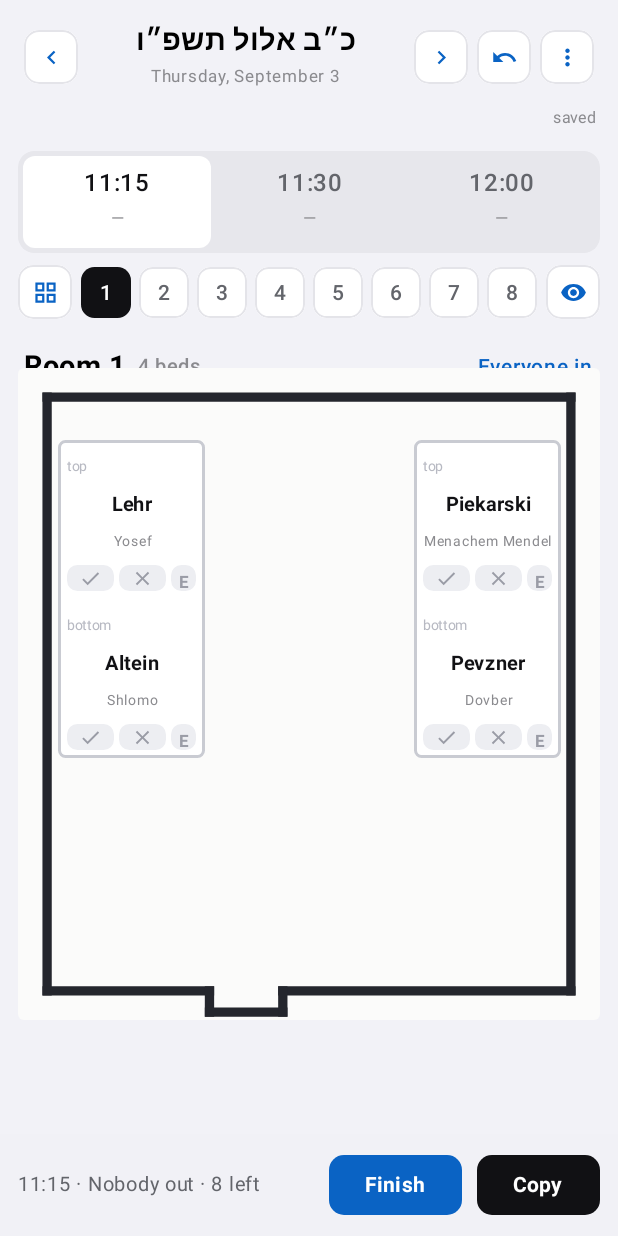
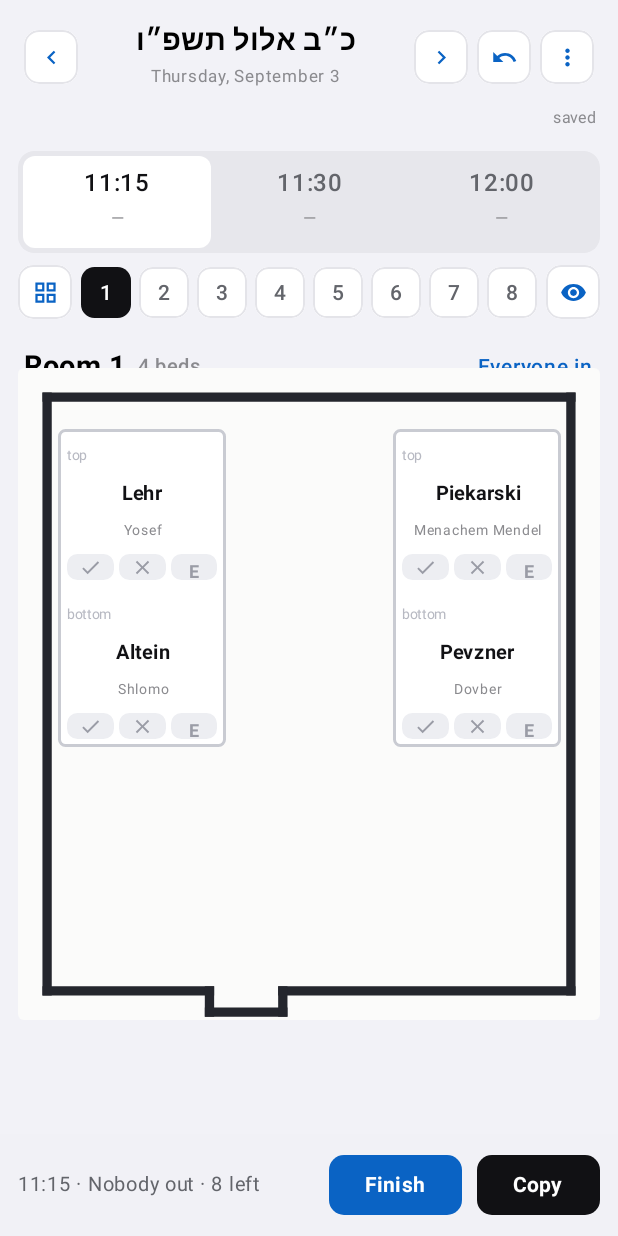
Before and after one commit to yechezkelbinstok-dev/room-check, an Android app built with Jetpack Compose: the screen it shows after launch (MainActivity), on a phone screen of 412 x 824 dp. Run offline under Robolectric (Android 15) with nearby library versions, the phone set to English and light mode, and no system bars.

Commit message:
One bed size everywhere; size the mark buttons to fit
Two real bugs, both from hardcoded sizes that were never checked against
the space they had.

Buttons: three 31dp buttons plus gaps need ~99dp of width. A bed 28 units
wide is ~85dp, ~73dp after padding - so Compose squashed them into
slivers, and clipped the "E" on the wide cards. MarkButtons now measures
its actual width and sizes the buttons (and their icons) to fit, with a
16dp floor. It can no longer produce a squashed or clipped button in any
bed, at any size.

Bed sizes: every bed is the same twin bed, so there is now exactly one
footprint in the whole app - 32x60 - rotated to run along whichever wall
it stands against. A bunk uses the same footprint as a single, because
two mattresses stack vertically and don't take more floor. That removes
the beds that were wider than others and the near-square ones.

Verified: exactly one distinct footprint across all 8 rooms, all 30
people placed, no overlaps, nothing in a doorway, and every slot checked
to have room for its buttons and text.

Co-Authored-By: Claude Opus 5 <noreply@anthropic.com>
Claude-Session: https://claude.ai/code/session_01HXGhh1J6SRgSujPezFKV5y

```diff
--- a/android/app/build.gradle.kts
+++ b/android/app/build.gradle.kts
@@ -12,8 +12,8 @@ android {
         applicationId = "com.roomcheck.app"
         minSdk = 26
         targetSdk = 34
-        versionCode = 5
-        versionName = "1.1.0"
+        versionCode = 6
+        versionName = "1.1.1"
     }
 
     signingConfigs {
--- a/android/app/src/main/kotlin/com/roomcheck/app/data/Roster.kt
+++ b/android/app/src/main/kotlin/com/roomcheck/app/data/Roster.kt
@@ -29,50 +29,58 @@ object Roster {
     )
     val byId: Map<String, Person> = PEOPLE.associateBy { it.id }
 
-    // Bed positions transcribed from the hand-drawn sketch of the actual rooms - the sketch is the
-    // source of truth for which wall each bed sits against and whether it runs across the room or
-    // along it. Coordinates are the room INTERIOR (0-100 wide, 0-112 tall); the renderer insets
-    // this inside the walls so door boxes have room to sit outside the wall like in the sketch.
-    // Rules the sketch enforces: beds are always against a wall, beds parallel to each other are
-    // the same size, and nothing sits in front of the door.
-    private fun bed(x: Float, y: Float, w: Float, h: Float, vararg slots: String) =
-        Bed(x, y, w, h, slots.toList(), row = false)
+    // Every bed is the same twin bed - one footprint, rotated to run along whichever wall it's
+    // against. A bunk is the same footprint as a single: two mattresses stack vertically, they
+    // don't take more floor. So there is exactly one bed size in the whole app, no exceptions.
+    private const val BED_SHORT = 32f   // across the mattress
+    private const val BED_LONG = 60f    // head to foot
 
+    /** Bed standing against the left or right wall - runs up and down the room. */
+    private fun upright(x: Float, y: Float, vararg slots: String) =
+        Bed(x, y, BED_SHORT, BED_LONG, slots.toList(), row = false)
+
+    /** Bed against the top or bottom wall - runs across the room. Same bed, turned 90 degrees. */
+    private fun across(x: Float, y: Float, vararg slots: String) =
+        Bed(x, y, BED_LONG, BED_SHORT, slots.toList(), row = true)
+
+    // Positions follow the hand-drawn sketch: which wall each bed is against, and which beds are
+    // paired. Coordinates are the room INTERIOR (0-100 x 0-112); the renderer insets this inside
+    // the walls so the door box can sit outside them like the sketch draws it.
     val PLAN: List<Room> = listOf(
-        // two bunks facing each other on opposite walls, door on the bottom wall between them
+        // bunks on opposite walls, door on the bottom wall between them
         Room("r1", "Room 1", Door(DoorWall.BOTTOM, 38f), listOf(
-            bed(2f, 8f, 28f, 60f, "p2", "p1"),      // Lehr / Shlomo Altein
-            bed(70f, 8f, 28f, 60f, "p3", "p4"))),   // Piekarski / Pevzner
-        // narrow bunk on the left wall, wide bunk lying across the right of the room
+            upright(2f, 6f, "p2", "p1"),        // Lehr / Shlomo Altein
+            upright(66f, 6f, "p3", "p4"))),     // Piekarski / Pevzner
+        // bunk on the left wall, the other across the top right
         Room("r2", "Room 2", Door(DoorWall.BOTTOM, 85f), listOf(
-            bed(2f, 8f, 26f, 60f, "p8", "p5"),      // Levin / Holtzberg
-            bed(38f, 12f, 60f, 48f, "p7", "p6"))),  // Raices / Stolik
-        // wide single across the top, single down the left wall, bunk on the right wall
+            upright(2f, 6f, "p8", "p5"),        // Levin / Holtzberg
+            across(38f, 4f, "p7", "p6"))),      // Raices / Stolik
+        // single across the top, single down the left wall, bunk on the right wall
         Room("r3", "Room 3", Door(DoorWall.BOTTOM, 70f), listOf(
-            bed(2f, 6f, 58f, 26f, "p10"),           // Hirsch
-            bed(2f, 38f, 26f, 50f, "p9"),           // Heidingsfeld
-            bed(70f, 12f, 28f, 60f, "p11", "p12"))),// Wolfe / Tzfasman
-        // wide single across the top left, single top right, bunk below it on the right wall
+            across(2f, 4f, "p10"),              // Hirsch
+            upright(2f, 44f, "p9"),             // Heidingsfeld
+            upright(66f, 30f, "p11", "p12"))),  // Wolfe / Tzfasman
+        // single across the top left, single down the right wall, bunk across the bottom right
         Room("r4", "Room 4", Door(DoorWall.BOTTOM, 24f), listOf(
-            bed(2f, 6f, 56f, 26f, "p15"),           // Groner
-            bed(68f, 6f, 30f, 28f, "p14"),          // Goldstein
-            bed(68f, 38f, 30f, 56f, "p13", "p16"))),// Dovid Altein / Palace
-        // two bunks on opposite walls, door low on the left wall below them
+            across(2f, 4f, "p15"),              // Groner
+            upright(66f, 4f, "p14"),            // Goldstein
+            across(38f, 76f, "p13", "p16"))),   // Dovid Altein / Palace
+        // bunks on opposite walls, door low on the left wall below them
         Room("r5", "Room 5", Door(DoorWall.LEFT, 82f), listOf(
-            bed(2f, 6f, 28f, 60f, "p20", "p18"),    // Schwei / Browd
-            bed(70f, 6f, 28f, 60f, "p17", "p19"))), // Backman / Flint
-        // door is on the top wall, so both bunks sit low, away from it
+            upright(2f, 4f, "p20", "p18"),      // Schwei / Browd
+            upright(66f, 4f, "p17", "p19"))),   // Backman / Flint
+        // door is on the top wall, so both bunks sit low, clear of it
         Room("r6", "Room 6", Door(DoorWall.TOP, 72f), listOf(
-            bed(2f, 26f, 28f, 60f, "p22", "p21"),   // Brenenson / Belinitzki
-            bed(70f, 26f, 28f, 60f, "p23", "p24"))),// Gourarie / November
-        // two wide beds stacked on the right, door bottom-left on the opposite side
+            upright(2f, 44f, "p22", "p21"),     // Brenenson / Belinitzki
+            upright(66f, 44f, "p23", "p24"))),  // Gourarie / November
+        // two beds across the right, door bottom-left on the opposite side
         Room("r7", "Room 7", Door(DoorWall.BOTTOM, 14f), listOf(
-            bed(36f, 8f, 62f, 38f, "p26", "p27"),   // Lipkind / Fridman
-            bed(36f, 56f, 62f, 26f, "p25"))),       // Liberow
-        // wide bunk across the top, single down the right wall
+            across(38f, 4f, "p26", "p27"),      // Lipkind / Fridman
+            across(38f, 52f, "p25"))),          // Liberow
+        // bunk across the top, single down the right wall
         Room("r8", "Room 8", Door(DoorWall.BOTTOM, 16f), listOf(
-            bed(2f, 8f, 62f, 38f, "p29", "p30"),    // Fehler / Ceitlin
-            bed(70f, 24f, 28f, 52f, "p28")))        // Levitansky
+            across(2f, 4f, "p29", "p30"),       // Fehler / Ceitlin
+            upright(66f, 30f, "p28")))          // Levitansky
     )
 
     val roomOf: Map<String, Room> = buildMap {
--- a/android/app/src/main/kotlin/com/roomcheck/app/ui/FloorPlan.kt
+++ b/android/app/src/main/kotlin/com/roomcheck/app/ui/FloorPlan.kt
@@ -156,6 +156,11 @@ fun FloorPlanCanvas(
     }
 }
 
+/**
+ * The three mark buttons, sized to whatever width they actually have. Hardcoding a button size
+ * is what produced squashed slivers and clipped "E" buttons: three 31dp buttons need ~99dp, and
+ * a narrow bed simply doesn't have it. Measuring first means they fit in any bed, at any size.
+ */
 @Composable
 fun MarkButtons(
     status: Mark?,
@@ -163,16 +168,32 @@ fun MarkButtons(
     onSet: (Mark) -> Unit,
     modifier: Modifier = Modifier
 ) {
-    val size = if (compact) 26.dp else 31.dp
-    Row(modifier, horizontalArrangement = Arrangement.spacedBy(3.dp)) {
+    BoxWithConstraints(modifier) {
+        val gap = 3.dp
+        val preferred = if (compact) 26.dp else 31.dp
+        val size = ((maxWidth - gap * 2) / 3).coerceIn(16.dp, preferred)
+        MarkButtonRow(status, size, gap, onSet)
+    }
+}
+
+@Composable
+private fun MarkButtonRow(
+    status: Mark?,
+    size: androidx.compose.ui.unit.Dp,
+    gap: androidx.compose.ui.unit.Dp,
+    onSet: (Mark) -> Unit
+) {
+    val glyph = size * 0.5f                      // icon scales with the button, never overflows it
+    val letter = (size.value * 0.38f).coerceAtLeast(8f).sp
+    Row(horizontalArrangement = Arrangement.spacedBy(gap)) {
         MarkButton(size, status == Mark.IN, RC.green, { onSet(Mark.IN) }) {
-            Icon(Icons.Filled.Check, contentDescription = "Here", modifier = Modifier.size(15.dp))
+            Icon(Icons.Filled.Check, contentDescription = "Here", modifier = Modifier.size(glyph))
         }
         MarkButton(size, status == Mark.OUT, RC.red, { onSet(Mark.OUT) }) {
-            Icon(Icons.Filled.Close, contentDescription = "Not here", modifier = Modifier.size(15.dp))
+            Icon(Icons.Filled.Close, contentDescription = "Not here", modifier = Modifier.size(glyph))
         }
         MarkButton(size, status == Mark.EXC, RC.grey, { onSet(Mark.EXC) }) {
-            Text("E", fontWeight = FontWeight.Bold, fontSize = 11.sp)
+            Text("E", fontWeight = FontWeight.Bold, fontSize = letter)
         }
     }
 }
@@ -227,14 +248,24 @@ fun PersonSlot(
         verticalArrangement = Arrangement.Center,
         horizontalAlignment = Alignment.CenterHorizontally
     ) {
-        bunkLabel?.let {
-            Text(
-                it, fontSize = 9.sp, color = Color(0xFFB7B9C2),
-                modifier = Modifier.align(Alignment.Start).padding(bottom = 2.dp)
-            )
+        // In a wide slot the bunk label rides inline at the left - half a bed's height has no
+        // vertical room to spend on a whole extra line. In a tall slot it sits above the name.
+        if (!row) {
+            bunkLabel?.let {
+                Text(
+                    it, fontSize = 9.sp, color = Color(0xFFB7B9C2),
+                    modifier = Modifier.align(Alignment.Start).padding(bottom = 2.dp)
+                )
+            }
         }
         if (row) {
             Row(Modifier.fillMaxWidth(), verticalAlignment = Alignment.CenterVertically) {
+                bunkLabel?.let {
+                    Text(
+                        it, fontSize = 9.sp, color = Color(0xFFB7B9C2), maxLines = 1,
+                        modifier = Modifier.padding(end = 6.dp)
+                    )
+                }
                 Column(Modifier.weight(1f).clickable(onClick = onNameClick)) {
                     Text(last, fontSize = 13.sp, fontWeight = FontWeight.Bold, color = nameColor, maxLines = 1, overflow = TextOverflow.Ellipsis)
                     Text(first, fontSize = 9.sp, color = RC.sub, maxLines = 1, overflow = TextOverflow.Ellipsis)
```
